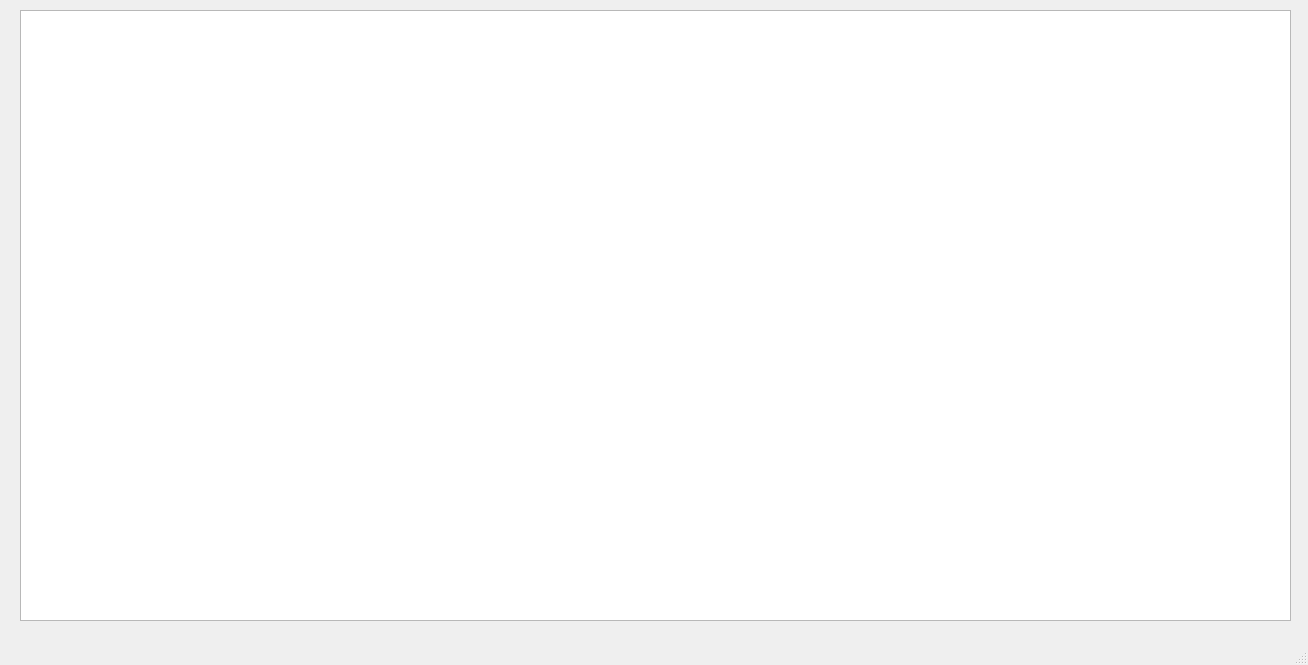
Qt form mainwindow.ui (jero521/Juego) before a commit.
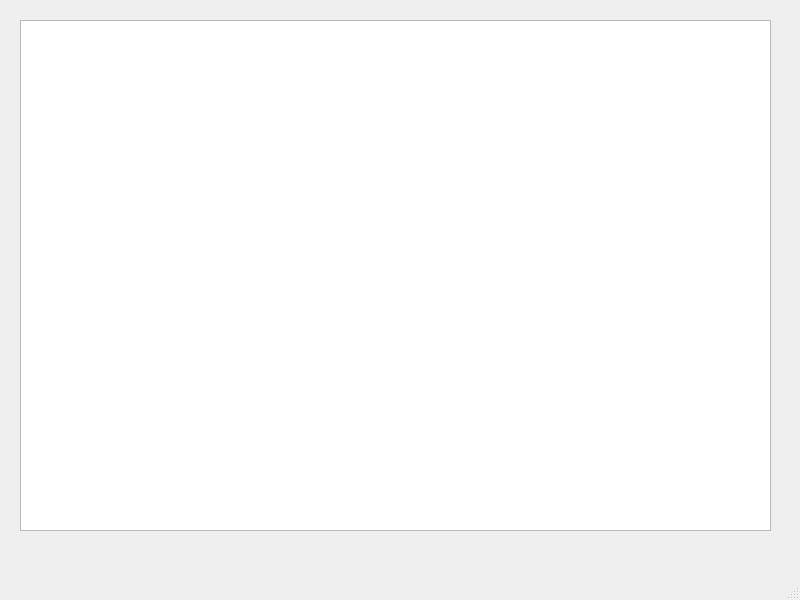
The same form after that commit.

```diff
--- a/mainwindow.ui
+++ b/mainwindow.ui
@@ -6,8 +6,8 @@
    <rect>
     <x>0</x>
     <y>0</y>
-    <width>1308</width>
-    <height>665</height>
+    <width>800</width>
+    <height>600</height>
    </rect>
   </property>
   <property name="windowTitle">
@@ -18,9 +18,9 @@
     <property name="geometry">
      <rect>
       <x>20</x>
-      <y>10</y>
-      <width>1271</width>
-      <height>611</height>
+      <y>20</y>
+      <width>751</width>
+      <height>511</height>
      </rect>
     </property>
    </widget>
```
Left out of the diff: 2 changed lines with no effect on the pictures.
